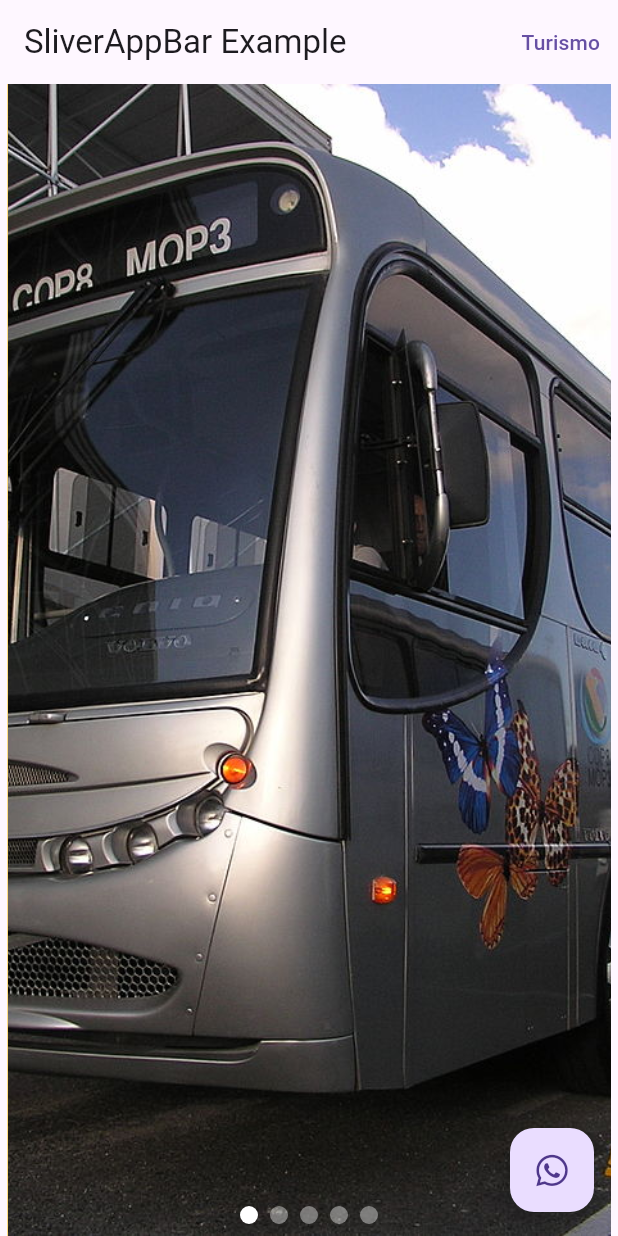
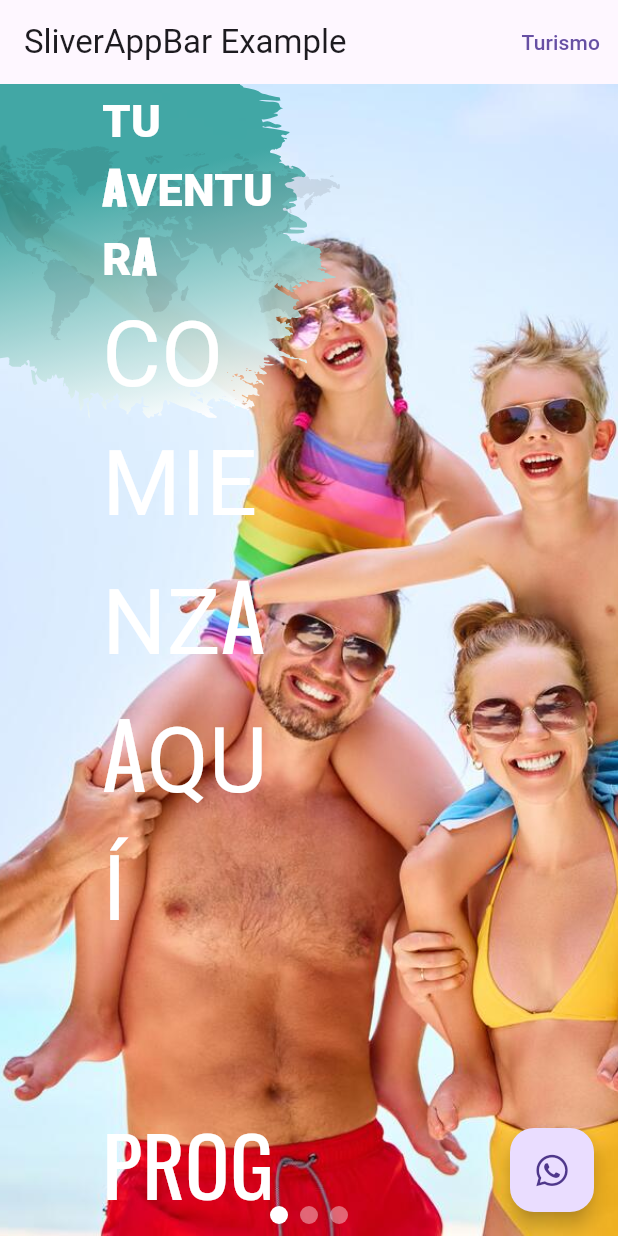
Before and after one commit to Spiro94/suramerica, a Flutter app: the screen it shows after launch, on a phone screen of 412 x 824 dp. Run offline on Flutter 3.47's test engine with Material 3 defaults, Android fonts, the light colour scheme and no system bars; drawn by our look-alikes of flutter_carousel_widget; our stand-ins replace flutter_svg, font_awesome_flutter, gap, go_router, google_fonts; missing offline and left inert: dart:html; Roboto replaces fonts that are missing (MontserratBold); project files that could hold a hidden picture were left out.

Commit message:
Initial mockup changes

```diff
--- a/lib/app.dart
+++ b/lib/app.dart
@@ -8,6 +8,7 @@ class SuramericaApp extends StatelessWidget {
   Widget build(BuildContext context) {
     return MaterialApp.router(
       routerConfig: router,
+      themeMode: ThemeMode.light,
     );
   }
 }
--- a/lib/presentation/screens/base_screen.dart
+++ b/lib/presentation/screens/base_screen.dart
@@ -15,6 +15,22 @@ class BaseScreen extends StatefulWidget {
 
 class _BaseScreenState extends State<BaseScreen> {
   final scrollController = ScrollController();
+  final imageList = const [
+    AssetImage('assets/images/carousel-1.jpg'),
+    AssetImage('assets/images/carousel-2.jpg'),
+    AssetImage('assets/images/carousel-3.jpg'),
+  ];
+
+  @override
+  void initState() {
+    WidgetsBinding.instance.addPostFrameCallback((timeStamp) {
+      for (final image in imageList) {
+        precacheImage(image, context);
+      }
+    });
+
+    super.initState();
+  }
 
   @override
   Widget build(BuildContext context) {
--- a/lib/presentation/widgets/main_carousel.dart
+++ b/lib/presentation/widgets/main_carousel.dart
@@ -1,5 +1,10 @@
+import 'package:flutter/cupertino.dart';
 import 'package:flutter/material.dart';
+import 'package:flutter/widgets.dart';
 import 'package:flutter_carousel_widget/flutter_carousel_widget.dart';
+import 'package:flutter_svg/flutter_svg.dart';
+import 'package:gap/gap.dart';
+import 'package:google_fonts/google_fonts.dart';
 
 class MainCarousel extends StatefulWidget {
   const MainCarousel({Key? key}) : super(key: key);
@@ -24,15 +29,13 @@ class _MainCarouselState extends State<MainCarousel> {
             enableInfiniteScroll: true,
             viewportFraction: 1,
           ),
-          items: [1, 2, 3, 4, 5].map((i) {
+          items: [1, 2, 3].map((i) {
             return Builder(
               builder: (BuildContext context) {
-                return Container(
+                return SizedBox(
                   width: size.width,
-                  margin: const EdgeInsets.symmetric(horizontal: 5.0),
-                  decoration: const BoxDecoration(color: Colors.amber),
                   child: Image.asset(
-                    'assets/images/bus.jpg',
+                    'assets/images/carousel-$i.jpg',
                     fit: BoxFit.cover,
                   ),
                 );
@@ -40,6 +43,65 @@ class _MainCarouselState extends State<MainCarousel> {
             );
           }).toList(),
         ),
+        IgnorePointer(
+          child: Opacity(
+            opacity: 0.9,
+            child: SvgPicture.asset(
+              'assets/images/main-bg.svg',
+              width: size.width * 0.55,
+              fit: BoxFit.cover,
+            ),
+          ),
+        ),
+        Container(
+          width: size.width * 0.45,
+          padding: const EdgeInsets.only(left: 68),
+          height: size.height - kToolbarHeight,
+          child: Column(
+            mainAxisAlignment: MainAxisAlignment.center,
+            crossAxisAlignment: CrossAxisAlignment.start,
+            children: [
+              Text(
+                'TU AVENTURA',
+                style: TextStyle(
+                  fontFamily: 'MontserratBold',
+                  fontWeight: FontWeight.w900,
+                  fontSize: 30,
+                  color: Colors.white,
+                ),
+              ),
+              Text(
+                'COMIENZA AQUÍ',
+                style: TextStyle(
+                  fontFamily: 'MontserratBold',
+                  fontSize: 60,
+                  color: Colors.white,
+                ),
+              ),
+              const Gap(100),
+              Text(
+                'PROGRAMA TUS VACACIONES',
+                style: TextStyle(
+                  fontFamily: GoogleFonts.oswald().fontFamily,
+                  fontWeight: FontWeight.normal,
+                  fontSize: 55,
+                  color: Colors.white,
+                ),
+              ),
+              Gap(16),
+              Text(
+                'Nos adaptamos a tus necesidades con planes flexibles y ajustables para que tu viaje sea perfecto. ¡Viaja con seguridad y confianza, mientras te aseguramos la diversión',
+                style: TextStyle(
+                  fontFamily: 'BrandonGrotesque',
+                  // fontWeight: FontWeight.normal,
+                  fontSize: 25,
+                  color: Colors.white,
+                  height: 1,
+                ),
+              )
+            ],
+          ),
+        )
       ],
     );
   }
```
Also changed, not shown: pubspec.yaml (+10 -0 lines), assets/images/carousel-1.jpg (added), assets/images/carousel-2.jpg (added), assets/images/carousel-3.jpg (added), assets/images/main-bg.svg (added), fonts/Montserrat-ExtraBold.ttf (added), fonts/Montserrat-Italic-VariableFont_wght.ttf (added), fonts/Montserrat-VariableFont_wght.ttf (added), fonts/brandon-grotesque-bold-italic-58a8a48221563.otf (added), fonts/brandon-grotesque-light-58a8a4b38001d.otf (added), fonts/brandon-grotesque-medium-italic-58a8a3c40866a.otf (added), fonts/brandon-grotesque-regular-italic-58a8a456c4724.otf (added), fonts/brandon-grotesque-thin-italic-58a8a3a8861fe.otf (added), pubspec.lock.
